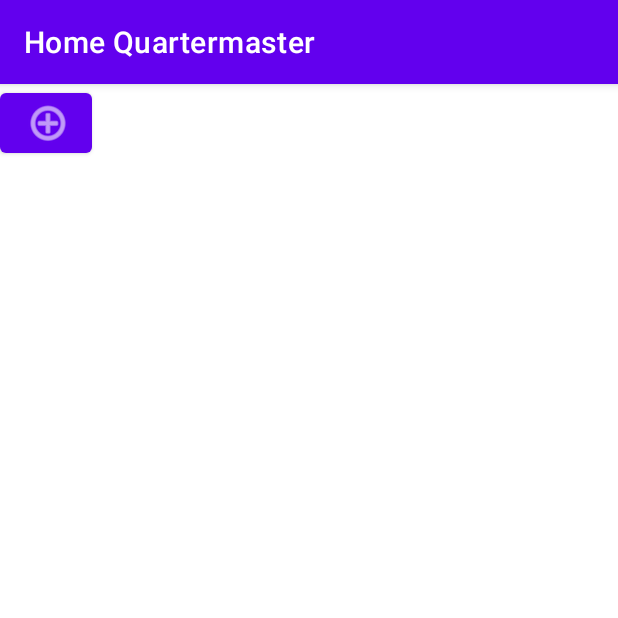
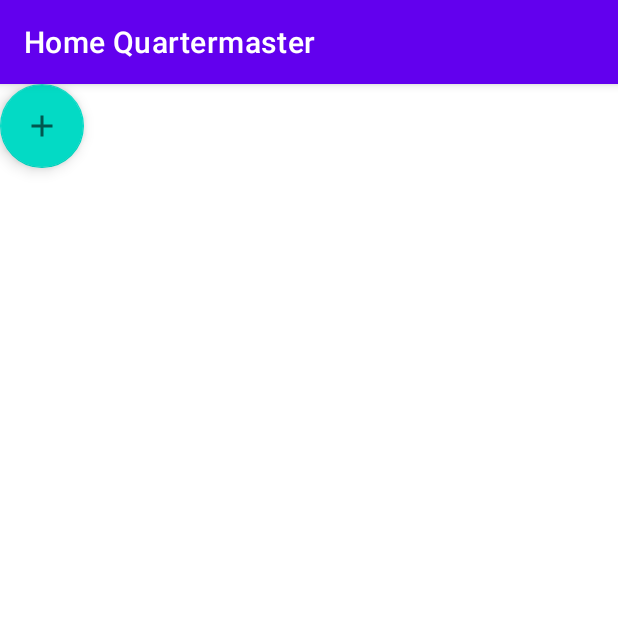
Before and after one commit to LukeDev42/Home-Quartermaster, an Android app: the screen it shows after launch (MainActivity), on a phone screen of 412 x 824 dp, the top half of it. Run offline under Robolectric (Android 15) with nearby library versions, the phone set to English and light mode, and no system bars.

Commit message:
Added floating action button to activity_main.xml
-position isn't set correctly due to some constraint not being fulfilled

```diff
--- a/app/src/main/res/layout/activity_main.xml
+++ b/app/src/main/res/layout/activity_main.xml
@@ -6,18 +6,14 @@
     android:layout_height="match_parent"
     tools:context=".MainActivity">
 
-    <Button
-        android:id="@+id/button2"
-        android:layout_width="61dp"
-        android:layout_height="52dp"
-        app:icon="@android:drawable/ic_menu_add"
-        tools:layout_editor_absoluteX="316dp"
-        tools:layout_editor_absoluteY="646dp" />
 
-    <androidx.recyclerview.widget.RecyclerView
-        android:layout_width="409dp"
-        android:layout_height="644dp"
-        tools:layout_editor_absoluteX="1dp"
-        tools:layout_editor_absoluteY="1dp" />
+    <com.google.android.material.floatingactionbutton.FloatingActionButton
+        android:id="@+id/addButton"
+        android:layout_width="wrap_content"
+        android:layout_height="wrap_content"
+        android:onClick="createObject"
+        android:src="@drawable/add_icon"
+        tools:layout_editor_absoluteX="339dp"
+        tools:layout_editor_absoluteY="659dp" />
 
 </androidx.constraintlayout.widget.ConstraintLayout>
```
